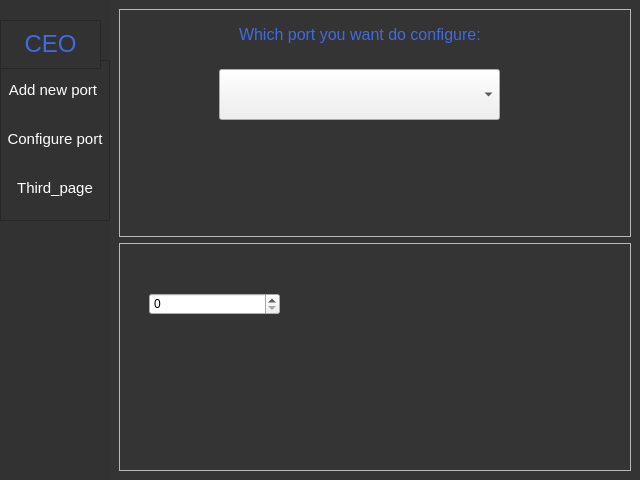
Qt form Application/Resources/interfaces/ceo_panel.ui (MateuszPason/Cruise_trips) before a commit.
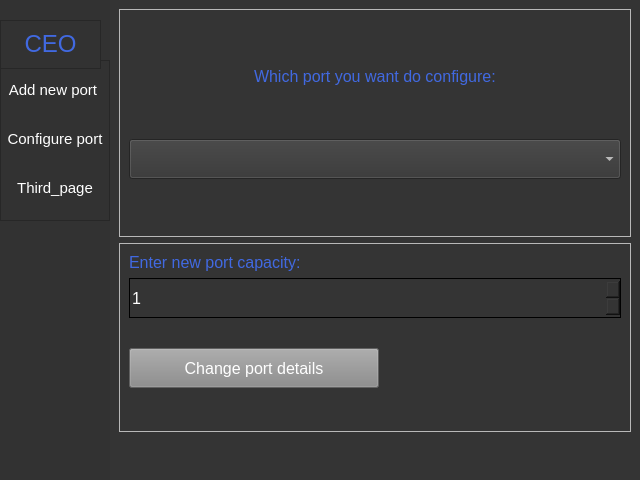
The same form after that commit. The open tabs and pages were chosen to show the change.

Commit message: Since now CEO can change capacity in specific port and primary key violation is served

The edit to the form file:
```diff
--- a/Application/Resources/interfaces/ceo_panel.ui
+++ b/Application/Resources/interfaces/ceo_panel.ui
@@ -22,7 +22,27 @@
   <property name="styleSheet">
    <string notr="true">QDialog{
 background-color: #343434;
-}</string>
+}
+
+QComboBox {
+background-color: #343434;
+font-size: 12pt;
+color: #FFFFFF;
+}
+
+QSpinBox {
+background-color: #343434;
+font-size: 12pt;
+color: #FFFFFF;
+border: 1px solid black;
+}
+
+QPushButton {
+font-size: 12pt;
+color: #FFFFFF;
+background-color: #888888;
+}
+</string>
   </property>
   <layout class="QHBoxLayout" name="horizontalLayout">
    <property name="spacing">
@@ -561,62 +581,123 @@
             <property name="frameShadow">
              <enum>QFrame::Raised</enum>
             </property>
-            <widget class="QLabel" name="label">
-             <property name="geometry">
-              <rect>
-               <x>120</x>
-               <y>10</y>
-               <width>251</width>
-               <height>31</height>
-              </rect>
-             </property>
-             <property name="text">
-              <string>Which port you want do configure:</string>
-             </property>
-            </widget>
-            <widget class="QComboBox" name="port_comboBox">
-             <property name="geometry">
-              <rect>
-               <x>100</x>
-               <y>60</y>
-               <width>281</width>
-               <height>51</height>
-              </rect>
-             </property>
-            </widget>
+            <layout class="QVBoxLayout" name="verticalLayout_8">
+             <item alignment="Qt::AlignHCenter">
+              <widget class="QLabel" name="label">
+               <property name="minimumSize">
+                <size>
+                 <width>0</width>
+                 <height>20</height>
+                </size>
+               </property>
+               <property name="maximumSize">
+                <size>
+                 <width>16777215</width>
+                 <height>20</height>
+                </size>
+               </property>
+               <property name="text">
+                <string>Which port you want do configure:</string>
+               </property>
+              </widget>
+             </item>
+             <item>
+              <widget class="QComboBox" name="port_comboBox">
+               <property name="maximumSize">
+                <size>
+                 <width>16777215</width>
+                 <height>40</height>
+                </size>
+               </property>
+              </widget>
+             </item>
+            </layout>
            </widget>
           </item>
-          <item>
-           <widget class="QFrame" name="frame_3">
+          <item alignment="Qt::AlignTop">
+           <widget class="QFrame" name="Configure_options">
             <property name="frameShape">
              <enum>QFrame::StyledPanel</enum>
             </property>
             <property name="frameShadow">
              <enum>QFrame::Raised</enum>
             </property>
-            <widget class="QSpinBox" name="port_capacity_change">
-             <property name="geometry">
-              <rect>
-               <x>30</x>
-               <y>50</y>
-               <width>131</width>
-               <height>22</height>
-              </rect>
-             </property>
-            </widget>
-            <widget class="QLabel" name="num_of_ports">
-             <property name="geometry">
-              <rect>
-               <x>280</x>
-               <y>50</y>
-               <width>161</width>
-               <height>16</height>
-              </rect>
-             </property>
-             <property name="text">
-              <string/>
-             </property>
-            </widget>
+            <layout class="QVBoxLayout" name="verticalLayout_7">
+             <item>
+              <widget class="QLabel" name="new_capacity_label">
+               <property name="maximumSize">
+                <size>
+                 <width>16777215</width>
+                 <height>20</height>
+                </size>
+               </property>
+               <property name="text">
+                <string>Enter new port capacity:</string>
+               </property>
+               <property name="alignment">
+                <set>Qt::AlignLeading|Qt::AlignLeft|Qt::AlignVCenter</set>
+               </property>
+              </widget>
+             </item>
+             <item>
+              <widget class="QSpinBox" name="port_capacity_change">
+               <property name="minimumSize">
+                <size>
+                 <width>0</width>
+                 <height>40</height>
+                </size>
+               </property>
+               <property name="maximumSize">
+                <size>
+                 <width>16777215</width>
+                 <height>40</height>
+                </size>
+               </property>
+               <property name="minimum">
+                <number>1</number>
+               </property>
+               <property name="maximum">
+                <number>100</number>
+               </property>
+              </widget>
+             </item>
+             <item>
+              <widget class="QLabel" name="label_2">
+               <property name="text">
+                <string/>
+               </property>
+              </widget>
+             </item>
+             <item>
+              <widget class="QPushButton" name="change_port_details_button">
+               <property name="minimumSize">
+                <size>
+                 <width>0</width>
+                 <height>40</height>
+                </size>
+               </property>
+               <property name="maximumSize">
+                <size>
+                 <width>250</width>
+                 <height>40</height>
+                </size>
+               </property>
+               <property name="text">
+                <string>Change port details</string>
+               </property>
+              </widget>
+             </item>
+             <item>
+              <widget class="QLabel" name="successful_update_label">
+               <property name="styleSheet">
+                <string notr="true">margin-top: 10px;</string>
+               </property>
+               <property name="text">
+                <string/>
+               </property>
+              </widget>
+             </item>
+            </layout>
            </widget>
           </item>
          </layout>
```
Left out of the diff: 38 changed lines with no effect on the pictures. The commit also changes 2 other files.
